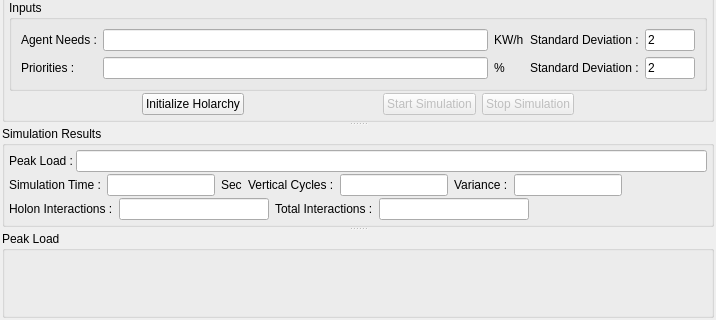
This is Holonic_Simulation/Simulation/Simulation.ui in nejatafshar/Holonic-Simulation as Qt 5 draws it before an edit; both pictures show x 0 to 716 and y 145 to 465 of the 716 by 465 pixel window. The edited form follows.
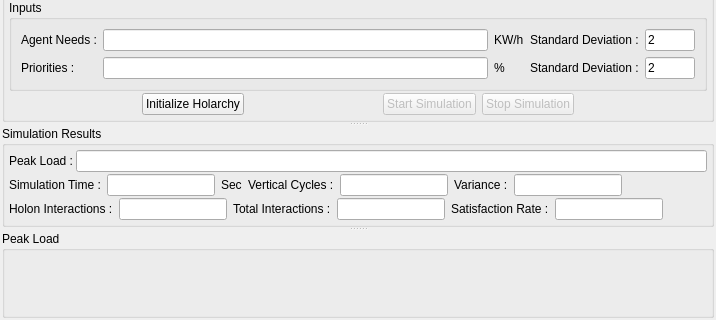
This is the edited form. Custom widgets are drawn as their Qt base class.

Commit message: Add satisfaction rate

What changed in the file:
```diff
--- a/Holonic_Simulation/Simulation/Simulation.ui
+++ b/Holonic_Simulation/Simulation/Simulation.ui
@@ -403,6 +403,13 @@
           <property name="bottomMargin">
            <number>0</number>
           </property>
+          <item row="0" column="4">
+           <widget class="QLabel" name="label_19">
+            <property name="text">
+             <string>Satisfaction Rate :</string>
+            </property>
+           </widget>
+          </item>
           <item row="0" column="1">
            <widget class="QLineEdit" name="holonInteractions_lineEdit">
             <property name="maximumSize">
@@ -419,13 +426,6 @@
             </property>
            </widget>
           </item>
-          <item row="0" column="0">
-           <widget class="QLabel" name="label_7">
-            <property name="text">
-             <string>Holon Interactions :</string>
-            </property>
-           </widget>
-          </item>
           <item row="0" column="3">
            <widget class="QLineEdit" name="totalInteractions_lineEdit">
             <property name="maximumSize">
@@ -449,7 +449,14 @@
             </property>
            </widget>
           </item>
-          <item row="0" column="4">
+          <item row="0" column="0">
+           <widget class="QLabel" name="label_7">
+            <property name="text">
+             <string>Holon Interactions :</string>
+            </property>
+           </widget>
+          </item>
+          <item row="0" column="6">
            <spacer name="horizontalSpacer_4">
             <property name="orientation">
              <enum>Qt::Horizontal</enum>
@@ -462,6 +469,22 @@
             </property>
            </spacer>
           </item>
+          <item row="0" column="5">
+           <widget class="QLineEdit" name="satisfactionRate_lineEdit">
+            <property name="maximumSize">
+             <size>
+              <width>150</width>
+              <height>16777215</height>
+             </size>
+            </property>
+            <property name="text">
+             <string/>
+            </property>
+            <property name="readOnly">
+             <bool>true</bool>
+            </property>
+           </widget>
+          </item>
          </layout>
         </widget>
        </item>
```
The commit also changes 4 other files.
